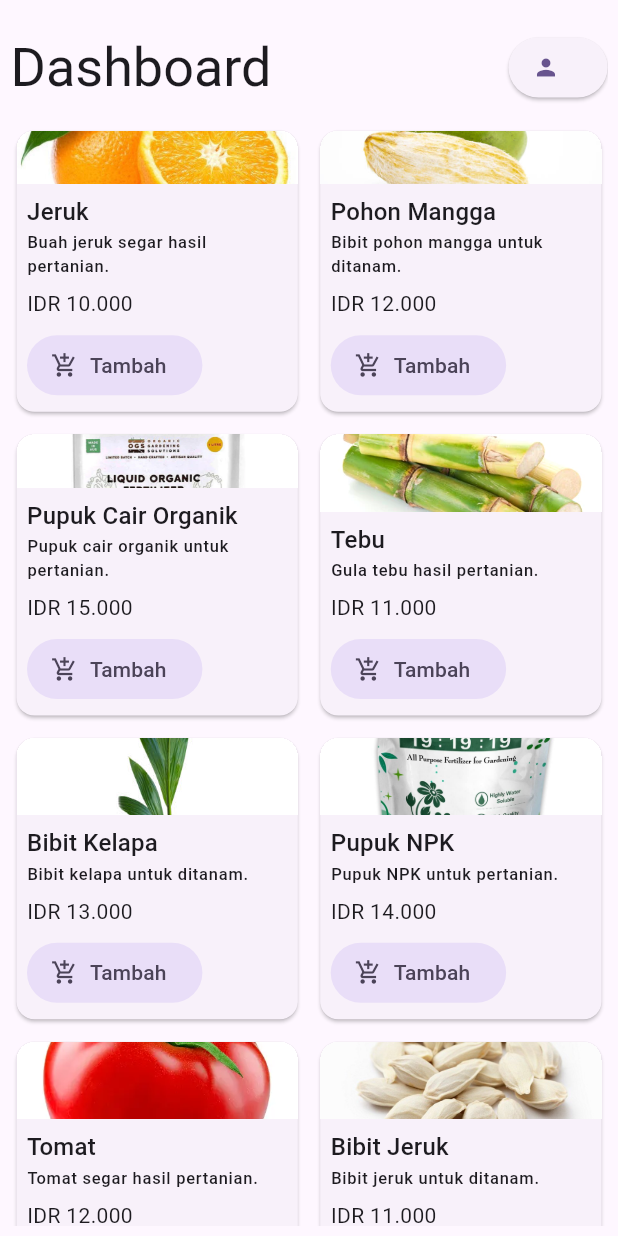
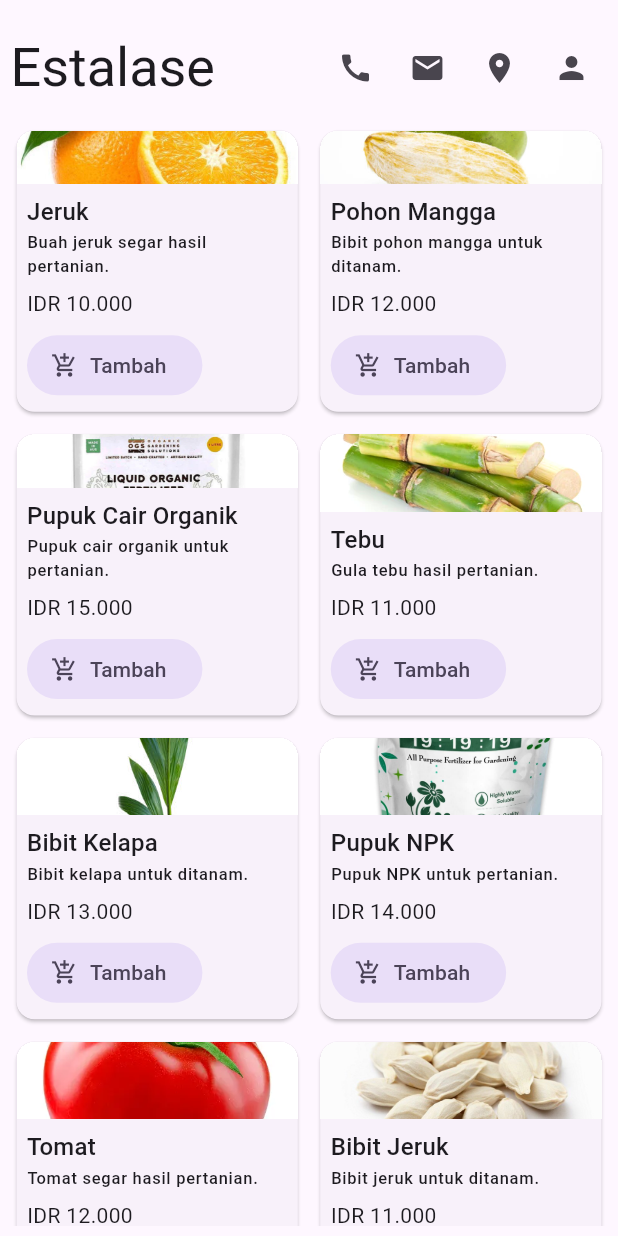
Before and after one commit to stnDinus/uts_ppb, a Flutter app: the HalamanDashboard screen opened directly with empty values, on a phone screen of 412 x 824 dp. Run offline on Flutter 3.47's test engine with Material 2 defaults, Android fonts, the phone set to English and light mode, and no system bars; our stand-ins replace shared_preferences; accounts and stored records are empty.

Commit message:
feat: wip urls

```diff
--- a/lib/halaman_dashboard.dart
+++ b/lib/halaman_dashboard.dart
@@ -37,11 +37,22 @@ class _HalamanDashboardState extends State<HalamanDashboard> {
                               mainAxisAlignment: MainAxisAlignment.spaceBetween,
                               children: [
                                 Text(
-                                  "Dashboard",
+                                  "Estalase",
                                   style:
                                       Theme.of(context).textTheme.displaySmall,
                                 ),
-                                ElevatedButton.icon(
+                                Row(
+                                  children: [
+                                    IconButton(
+                                        icon: const Icon(Icons.call),
+                                        onPressed: () {}),
+                                    IconButton(
+                                        icon: const Icon(Icons.mail),
+                                        onPressed: () {}),
+                                    IconButton(
+                                        icon: const Icon(Icons.location_on),
+                                        onPressed: () {}),
+                                    IconButton(
                                         onPressed: () {
                                           Navigator.push(
                                               context,
@@ -49,10 +60,12 @@ class _HalamanDashboardState extends State<HalamanDashboard> {
                                                   builder: (context) =>
                                                       HalamanEditProfile(
                                                           widget.spInstance,
-                                                      widget.currentUsername)));
+                                                          widget
+                                                              .currentUsername)));
                                         },
-                                    label: Text(widget.currentUsername),
                                         icon: const Icon(Icons.person))
+                                  ],
+                                )
                               ])),
                       GridView.count(
                         physics: const ClampingScrollPhysics(),
--- a/pubspec.yaml
+++ b/pubspec.yaml
@@ -37,6 +37,7 @@ dependencies:
   # The following adds the Cupertino Icons font to your application.
   # Use with the CupertinoIcons class for iOS style icons.
   cupertino_icons: ^1.0.2
+  url_launcher: ^6.2.1
 
 dev_dependencies:
   flutter_test:
```
Lines whose indentation alone changed are shown as unchanged.
